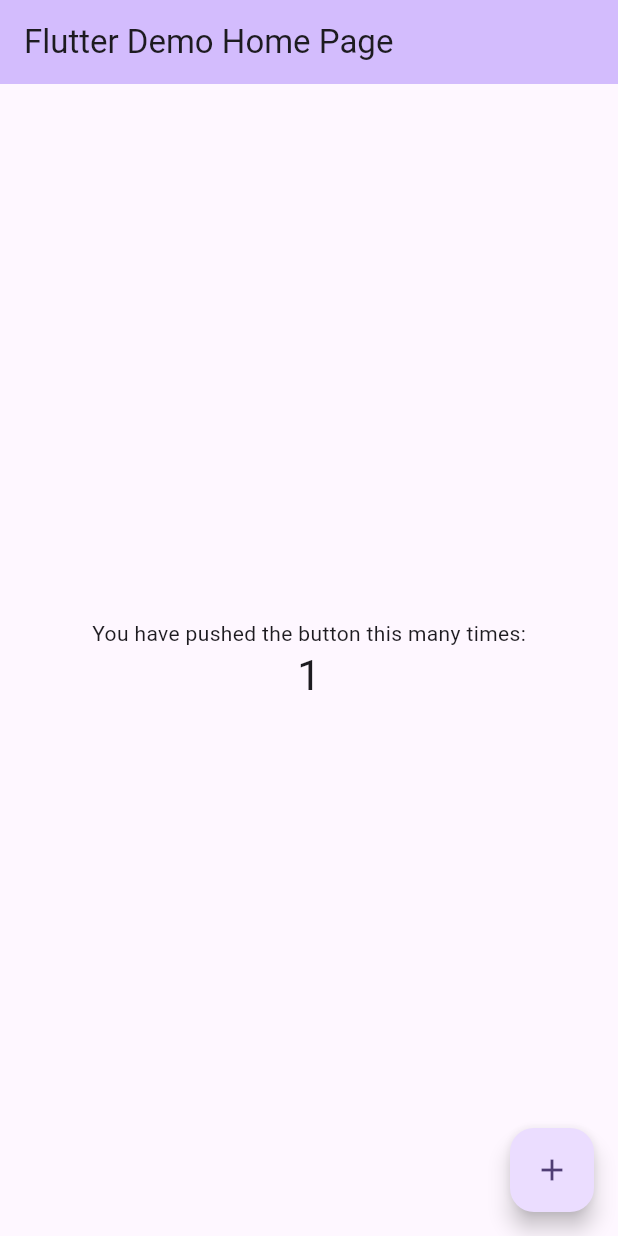
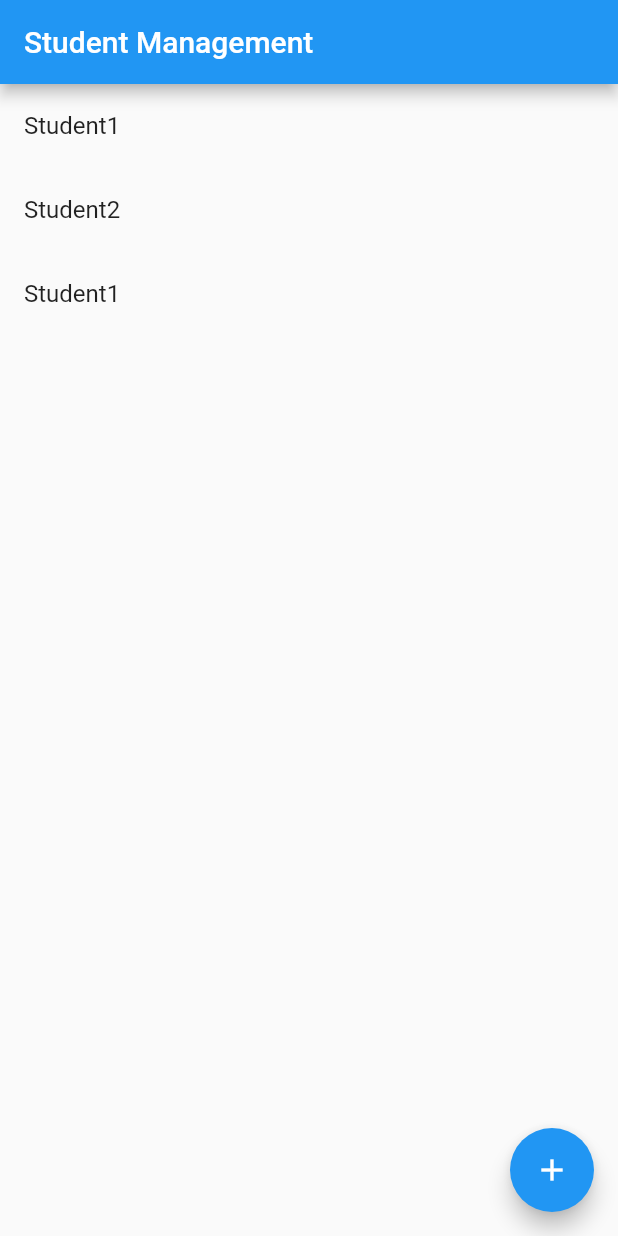
Before and after one commit to hariananthaa/fluttter_student_management, a Flutter app: the screen it shows after launch, after a tap on the "add" icon, on a phone screen of 412 x 824 dp. Run offline on Flutter 3.47's test engine with Material 2 defaults, Android fonts, the light colour scheme and no system bars.

Commit message:
Student list view page

```diff
--- /dev/null
+++ b/lib/features/student_details_view.dart
@@ -0,0 +1,18 @@
+import 'package:flutter/material.dart';
+
+/// Displays detailed information about a SampleItem.
+class StudentDetailsView extends StatelessWidget {
+  const StudentDetailsView({super.key});
+
+  @override
+  Widget build(BuildContext context) {
+    return Scaffold(
+      appBar: AppBar(
+        title: const Text('Item Details'),
+      ),
+      body: const Center(
+        child: Text('More Information Here'),
+      ),
+    );
+  }
+}
--- /dev/null
+++ b/lib/features/student_list_view.dart
@@ -0,0 +1,42 @@
+import 'package:flutter/material.dart';
+import 'package:flutter_student_management/features/student_list_view_model.dart';
+import 'package:flutter_student_management/models/student.dart';
+import 'package:flutter_student_management/models/student_list.dart';
+
+class HomePage extends StatefulWidget {
+  const HomePage({super.key});
+
+  @override
+  _HomePageState createState() => _HomePageState();
+}
+
+class _HomePageState extends State<HomePage> {
+  late StudentListViewModel _viewModel;
+
+  @override
+  void initState() {
+    super.initState();
+    _viewModel = StudentListViewModel(StudentList());
+  }
+
+  @override
+  Widget build(BuildContext context) {
+    return Scaffold(
+      appBar: AppBar(title: const Text('Student Management')),
+      body: ListView.builder(
+        itemCount: _viewModel.items.length,
+        itemBuilder: (context, index) {
+          return ListTile(title: Text(_viewModel.items[index].name));
+        },
+      ),
+      floatingActionButton: FloatingActionButton(
+        onPressed: () {
+          _viewModel.addItem(
+              Student('Student1', 20, 'Male', 'Computer Science', true));
+          setState(() {});
+        },
+        child: const Icon(Icons.add),
+      ),
+    );
+  }
+}
--- /dev/null
+++ b/lib/features/student_list_view_model.dart
@@ -0,0 +1,14 @@
+import 'package:flutter_student_management/models/student.dart';
+import 'package:flutter_student_management/models/student_list.dart';
+
+class StudentListViewModel {
+  final StudentList _studentList;
+
+  StudentListViewModel(this._studentList);
+
+  List<Student> get items => _studentList.items;
+
+  void addItem(Student student) {
+    _studentList.items.add(student);
+  }
+}
--- a/lib/main.dart
+++ b/lib/main.dart
@@ -1,125 +1,84 @@
 import 'package:flutter/material.dart';
+import 'package:flutter_student_management/features/student_list_view.dart';
 
 void main() {
-  runApp(const MyApp());
+  runApp(const StudentManagementApp());
 }
 
-class MyApp extends StatelessWidget {
-  const MyApp({super.key});
+class StudentManagementApp extends StatelessWidget {
+  const StudentManagementApp({super.key});
 
-  // This widget is the root of your application.
   @override
   Widget build(BuildContext context) {
-    return MaterialApp(
-      title: 'Flutter Demo',
-      theme: ThemeData(
-        // This is the theme of your application.
-        //
-        // TRY THIS: Try running your application with "flutter run". You'll see
-        // the application has a blue toolbar. Then, without quitting the app,
-        // try changing the seedColor in the colorScheme below to Colors.green
-        // and then invoke "hot reload" (save your changes or press the "hot
-        // reload" button in a Flutter-supported IDE, or press "r" if you used
-        // the command line to start the app).
-        //
-        // Notice that the counter didn't reset back to zero; the application
-        // state is not lost during the reload. To reset the state, use hot
-        // restart instead.
-        //
-        // This works for code too, not just values: Most code changes can be
-        // tested with just a hot reload.
-        colorScheme: ColorScheme.fromSeed(seedColor: Colors.deepPurple),
-        useMaterial3: true,
-      ),
-      home: const MyHomePage(title: 'Flutter Demo Home Page'),
+    return const MaterialApp(
+      title: "Student Management App",
+      home: HomePage(),
     );
   }
 }
 
-class MyHomePage extends StatefulWidget {
-  const MyHomePage({super.key, required this.title});
+// class HomePage extends StatefulWidget {
+//   const HomePage({super.key});
 
-  // This widget is the home page of your application. It is stateful, meaning
-  // that it has a State object (defined below) that contains fields that affect
-  // how it looks.
+//   @override
+//   State<HomePage> createState() => _HomePageState();
+// }
 
-  // This class is the configuration for the state. It holds the values (in this
-  // case the title) provided by the parent (in this case the App widget) and
-  // used by the build method of the State. Fields in a Widget subclass are
-  // always marked "final".
+// class _HomePageState extends State<HomePage> {
+//   final GlobalKey<FormState> _formKey = GlobalKey<FormState>();
 
-  final String title;
+//   String? _username;
+//   String? _password;
 
-  @override
-  State<MyHomePage> createState() => _MyHomePageState();
-}
-
-class _MyHomePageState extends State<MyHomePage> {
-  int _counter = 0;
-
-  void _incrementCounter() {
-    setState(() {
-      // This call to setState tells the Flutter framework that something has
-      // changed in this State, which causes it to rerun the build method below
-      // so that the display can reflect the updated values. If we changed
-      // _counter without calling setState(), then the build method would not be
-      // called again, and so nothing would appear to happen.
-      _counter++;
-    });
-  }
-
-  @override
-  Widget build(BuildContext context) {
-    // This method is rerun every time setState is called, for instance as done
-    // by the _incrementCounter method above.
-    //
-    // The Flutter framework has been optimized to make rerunning build methods
-    // fast, so that you can just rebuild anything that needs updating rather
-    // than having to individually change instances of widgets.
-    return Scaffold(
-      appBar: AppBar(
-        // TRY THIS: Try changing the color here to a specific color (to
-        // Colors.amber, perhaps?) and trigger a hot reload to see the AppBar
-        // change color while the other colors stay the same.
-        backgroundColor: Theme.of(context).colorScheme.inversePrimary,
-        // Here we take the value from the MyHomePage object that was created by
-        // the App.build method, and use it to set our appbar title.
-        title: Text(widget.title),
-      ),
-      body: Center(
-        // Center is a layout widget. It takes a single child and positions it
-        // in the middle of the parent.
-        child: Column(
-          // Column is also a layout widget. It takes a list of children and
-          // arranges them vertically. By default, it sizes itself to fit its
-          // children horizontally, and tries to be as tall as its parent.
-          //
-          // Column has various properties to control how it sizes itself and
-          // how it positions its children. Here we use mainAxisAlignment to
-          // center the children vertically; the main axis here is the vertical
-          // axis because Columns are vertical (the cross axis would be
-          // horizontal).
-          //
-          // TRY THIS: Invoke "debug painting" (choose the "Toggle Debug Paint"
-          // action in the IDE, or press "p" in the console), to see the
-          // wireframe for each widget.
-          mainAxisAlignment: MainAxisAlignment.center,
-          children: <Widget>[
-            const Text(
-              'You have pushed the button this many times:',
-            ),
-            Text(
-              '$_counter',
-              style: Theme.of(context).textTheme.headlineMedium,
-            ),
-          ],
-        ),
-      ),
-      floatingActionButton: FloatingActionButton(
-        onPressed: _incrementCounter,
-        tooltip: 'Increment',
-        child: const Icon(Icons.add),
-      ), // This trailing comma makes auto-formatting nicer for build methods.
-    );
-  }
-}
+//   @override
+//   Widget build(BuildContext context) {
+//     return Scaffold(
+//       appBar: AppBar(
+//         centerTitle: true,
+//         backgroundColor: Colors.blue,
+//         title: const Text(
+//           "Student Management",
+//           style: TextStyle(
+//             color: Colors.white,
+//           ),
+//         ),
+//       ),
+//       body: Form(
+//         key: _formKey,
+//         child: Column(
+//           children: <Widget>[
+//             TextFormField(
+//               decoration: const InputDecoration(labelText: 'Username'),
+//               // validator: MultiValidator([
+//               //   RequiredValidator(errorText: 'Username is required'),
+//               //   MinLengthValidator(8,
+//               //       errorText: 'Username must be at least 8 characters long'),
+//               // ]),
+//               onSaved: (value) => _username = value,
+//             ),
+//             TextFormField(
+//               decoration: const InputDecoration(labelText: 'Password'),
+//               obscureText: true,
+//               // validator: MultiValidator([
+//               //   RequiredValidator(errorText: 'Password is required'),
+//               //   MinLengthValidator(8,
+//               //       errorText: 'Password must be at least 8 characters long'),
+//               // ]),
+//               onSaved: (value) => _password = value,
+//             ),
+//             ElevatedButton(
+//               onPressed: () {
+//                 if (_formKey.currentState!.validate()) {
+//                   // Login logic here
+//                   print(_username);
+//                   print(_password);
+//                 }
+//               },
+//               child: const Text('Login'),
+//             ),
+//           ],
+//         ),
+//       ),
+//     );
+//   }
+// }
--- /dev/null
+++ b/lib/models/student.dart
@@ -0,0 +1,13 @@
+/// Represents a student in a school or university.
+class Student {
+  String name;
+  int age;
+  String gender;
+  String department;
+
+  /// Whether the student is a full-time student.
+  bool isFullTime;
+
+  /// Creates a new student.
+  Student(this.name, this.age, this.gender, this.department, this.isFullTime);
+}
--- /dev/null
+++ b/lib/models/student_list.dart
@@ -0,0 +1,8 @@
+import 'package:flutter_student_management/models/student.dart';
+
+class StudentList {
+  List<Student> items = [
+    Student('Student1', 20, 'Male', 'Computer Science', true),
+    Student('Student2', 21, "Female", 'Mathematics', false),
+  ];
+}
```
Also changed, not shown: 1 other file.
